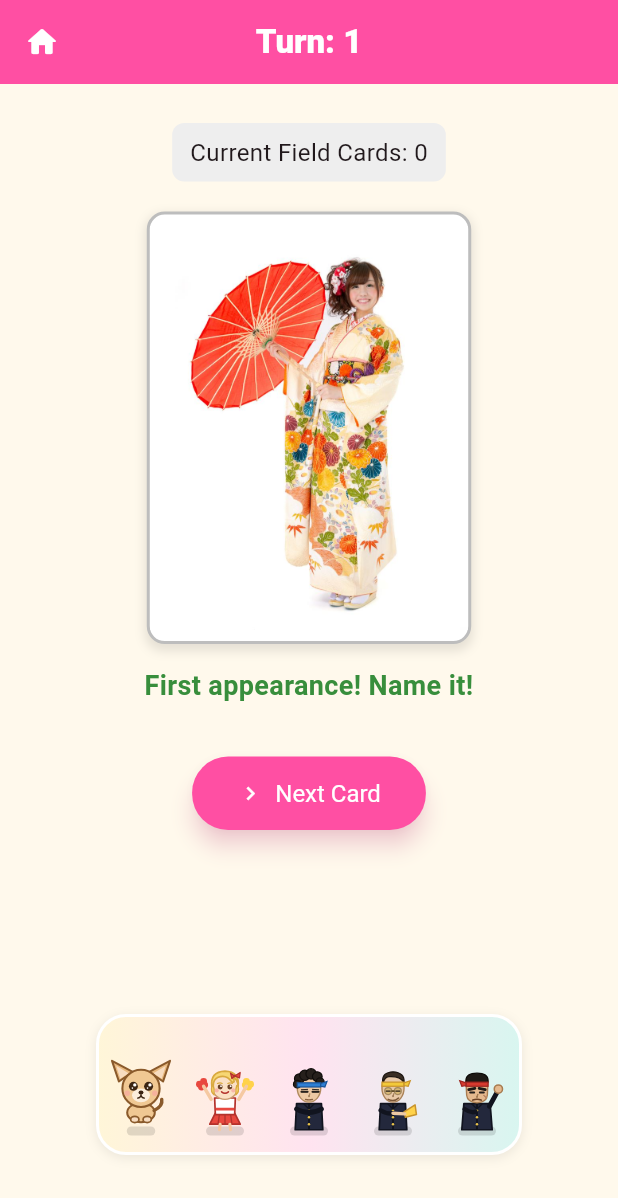
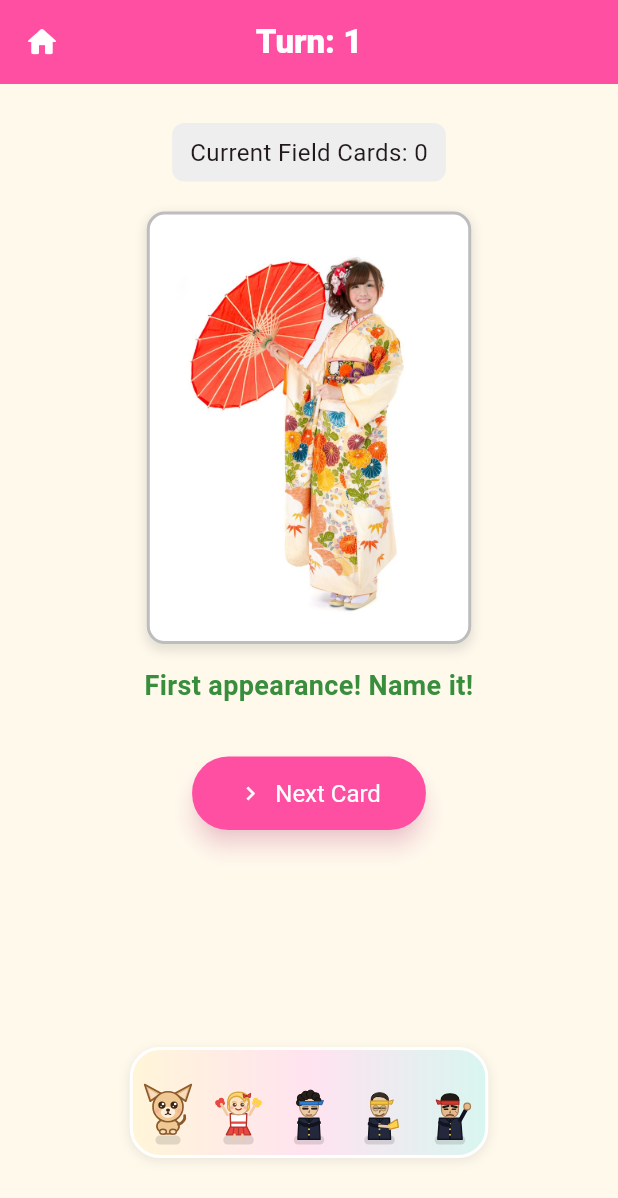
Before and after one commit to toriumib/nanimonjya, a Flutter app: the GameScreen screen opened directly with empty values, on a phone screen of 412 x 824 dp. Shown: the top 1198 px of the screen. Run offline on Flutter 3.47's test engine with Material 3 defaults, Android fonts, the phone set to English and light mode, and no system bars; our stand-ins replace cloud_firestore, cloud_functions, confetti, firebase_auth, firebase_core, flutter_svg and 3 more; accounts and stored records are empty; network calls fail.

Commit message:
v1.1.0+68: インタースティシャル本番ID設定・応援ゾーンのスリム化
- インタースティシャル広告の本番ユニットID設定（リリースでも3プレイごとに表示）
- 応援ゾーンを78px→62pxにスリム化し、スキップ等の操作ボタンの見切れを解消
- 名前入力などキーボード表示中は応援ゾーンを自動的に隠してスペース確保

Co-Authored-By: Claude Opus 4.8 <noreply@anthropic.com>

```diff
--- a/lib/services/ad_ids.dart
+++ b/lib/services/ad_ids.dart
@@ -18,8 +18,7 @@ class AdIds {
   // --- インタースティシャル（3プレイごとの全画面広告） ---
   static const String _testInterstitialAndroid = 'ca-app-pub-3940256099942544/1033173712';
   static const String _testInterstitialIOS = 'ca-app-pub-3940256099942544/4411468910';
-  // ★AdMobコンソールで「インタースティシャル」ユニットを作成したらここに貼る★
-  static const String _realInterstitialAndroid = '';
+  static const String _realInterstitialAndroid = 'ca-app-pub-6744940157577324/8670804845'; // AdMobで作成済み
 
   static bool get _isIOS => defaultTargetPlatform == TargetPlatform.iOS;
 
--- a/lib/widgets/dog_squad.dart
+++ b/lib/widgets/dog_squad.dart
@@ -81,6 +81,10 @@ class _DogSquadState extends State<DogSquad>
 
   @override
   Widget build(BuildContext context) {
+    // ★キーボード表示中（名前入力など）は隠して操作ボタンのスペースを確保★
+    if (MediaQuery.of(context).viewInsets.bottom > 0) {
+      return const SizedBox.shrink();
+    }
     return AnimatedBuilder(
       animation: PlayerProfile.instance,
       builder: (context, _) {
@@ -95,8 +99,8 @@ class _DogSquadState extends State<DogSquad>
         if (members.isEmpty) return const SizedBox.shrink();
 
         return Container(
-          margin: const EdgeInsets.symmetric(horizontal: 12, vertical: 4),
-          padding: const EdgeInsets.symmetric(vertical: 6),
+          margin: const EdgeInsets.symmetric(horizontal: 12, vertical: 2),
+          padding: const EdgeInsets.symmetric(vertical: 4),
           decoration: BoxDecoration(
             gradient: const LinearGradient(
               colors: [Color(0xFFFFF6D8), Color(0xFFFFE3F0), Color(0xFFD8F6F0)],
@@ -114,7 +118,7 @@ class _DogSquadState extends State<DogSquad>
             ],
           ),
           child: SizedBox(
-            height: 78,
+            height: 62, // ★スリム化: 操作ボタンの表示スペースを優先★
             // ★メンバーが増えても横にはみ出さないよう、収まらなければ自動縮小★
             child: FittedBox(
               fit: BoxFit.scaleDown,
@@ -144,9 +148,9 @@ class _DogSquadState extends State<DogSquad>
   // 1メンバー分（跳ねるイラスト＋しゃべっていれば吹き出し）
   Widget _member(String asset, int index) {
     final double bounce =
-        -7.0 * max(0.0, sin((_controller.value * 2 * pi) + index * 0.9));
+        -5.0 * max(0.0, sin((_controller.value * 2 * pi) + index * 0.9));
     final speaking = index == _bubbleMemberIndex;
-    final double size = speaking ? 52.0 : 46.0; // しゃべる子は少し大きく
+    final double size = speaking ? 42.0 : 37.0; // しゃべる子は少し大きく
     return Column(
       mainAxisAlignment: MainAxisAlignment.end,
       mainAxisSize: MainAxisSize.min,
@@ -177,7 +181,7 @@ class _DogSquadState extends State<DogSquad>
             ),
           )
         else
-          const SizedBox(height: 22),
+          const SizedBox(height: 19),
         // 足元の影（跳ねると小さくなる）
         Stack(
           alignment: Alignment.bottomCenter,
--- a/pubspec.yaml
+++ b/pubspec.yaml
@@ -2,7 +2,7 @@ name: untitled
 description: A new Flutter project.
 publish_to: 'none'
 
-version: 1.1.0+67
+version: 1.1.0+68
 
 environment:
   sdk: '>=3.8.0 <4.0.0'
```
